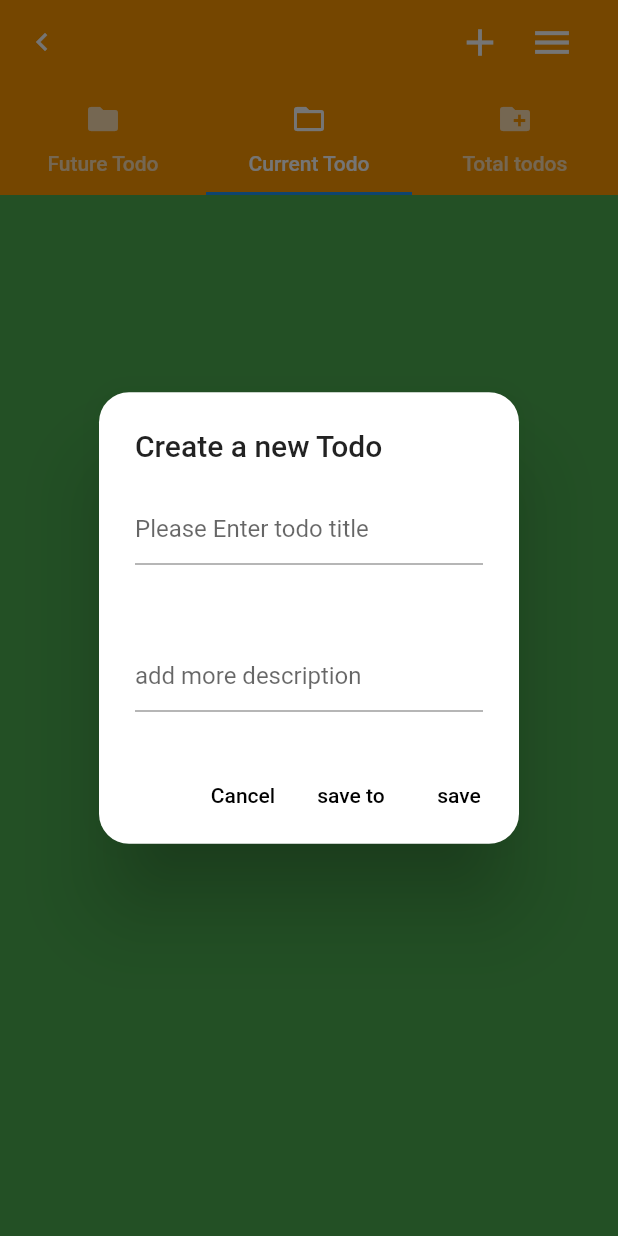
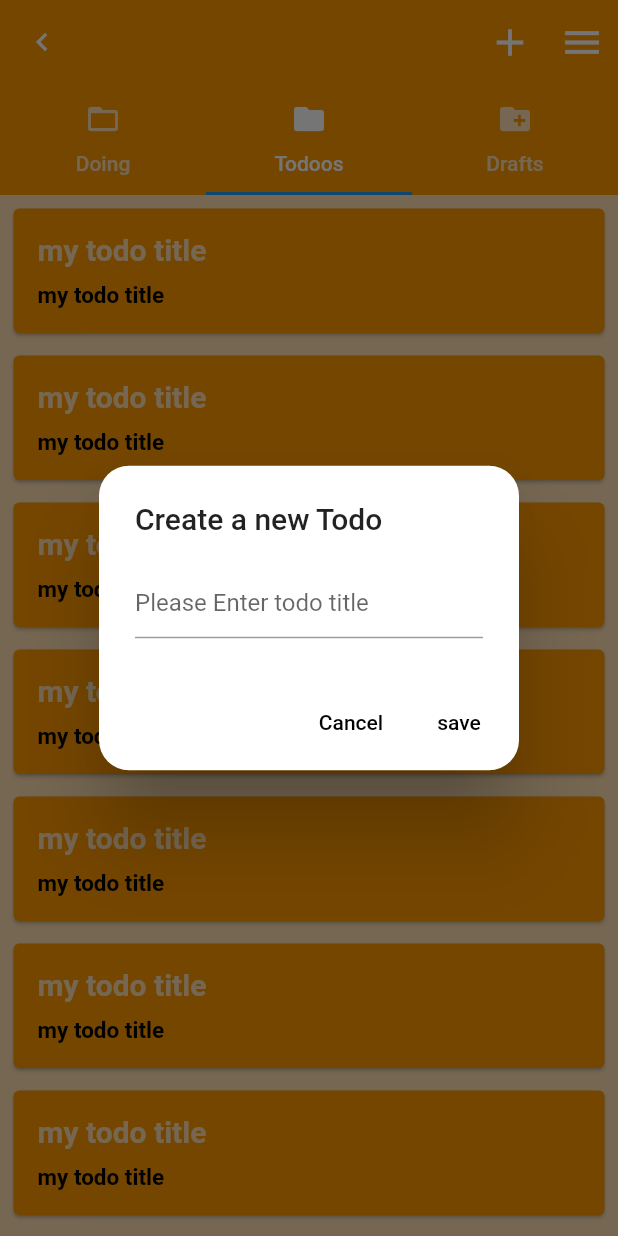
Before and after one commit to dewunmirokeeb/todo_app, a Flutter app: the TodoPage screen opened by its route, tab 2 chosen, after a tap on the "add" icon, on a phone screen of 412 x 824 dp. Run offline on Flutter 3.47's test engine with Material 2 defaults, Android fonts, the phone set to English and light mode, and no system bars; drawn by our look-alikes of flutter_slidable; our stand-ins replace google_fonts.

Commit message:
model_class_setup_and_includded

```diff
--- a/lib/methods/alertshowdialog.dart
+++ b/lib/methods/alertshowdialog.dart
@@ -3,7 +3,6 @@ import 'package:flutter/material.dart';
 Future<dynamic> alertdialogmethod(
   BuildContext context,
   TextEditingController todotitlecontroller,
-  TextEditingController moretodoinfocontroller,
 ) {
   return showDialog(
     barrierDismissible: false,
@@ -14,39 +13,15 @@ Future<dynamic> alertdialogmethod(
           borderRadius: BorderRadius.circular(20),
         ),
         title: const Text('Create a new Todo'),
-        content: SingleChildScrollView(
-          child: Column(
-            children: [
-              TextField(
-                controller: todotitlecontroller,
-                decoration: const InputDecoration(
-                  hintText: 'Please Enter todo title',
-                ),
+        content: Builder(
+          builder: (context) {
+            return TextField(
+              controller: todotitlecontroller,
+              decoration: const InputDecoration(
+                hintText: 'Please Enter todo title',
               ),
-              const SizedBox(
-                height: 50,
-              ),
-              ConstrainedBox(
-                constraints: const BoxConstraints(
-                  maxHeight: 300,
-                ),
-                child: Scrollbar(
-                  child: SingleChildScrollView(
-                    scrollDirection: Axis.vertical,
-                    reverse: true,
-                    child: TextField(
-                      textAlign: TextAlign.justify,
-                      maxLines: null,
-                      controller: moretodoinfocontroller,
-                      decoration: const InputDecoration(
-                        hintText: 'add more description',
-                      ),
-                    ),
-                  ),
-                ),
-              ),
-            ],
-          ),
+            );
+          },
         ),
         actions: [
           TextButton(
@@ -62,13 +37,6 @@ Future<dynamic> alertdialogmethod(
           ),
           TextButton(
             onPressed: () async {},
-            child: const Text('save to',
-                style: TextStyle(
-                  color: Colors.black,
-                )),
-          ),
-          TextButton(
-            onPressed: () async {},
             child: const Text(
               'save',
               style: TextStyle(
--- a/lib/models/todo.dart
+++ b/lib/models/todo.dart
@@ -1,13 +1,21 @@
+import 'package:flutter/rendering.dart';
+
+const String todotable = 'todo';
+
 class TodoFields {
   static const String username = 'username';
   static const String title = 'title';
   static const String done = 'done';
+  static const String doing = 'doing';
+  static const String starred = 'stared ';
   static const String created = 'created';
   static final List<String> allFields = [
     username,
     title,
     done,
+    doing,
     created,
+    starred,
   ];
 }
 
@@ -16,11 +24,42 @@ class Todo {
   final String title;
   bool done;
   final DateTime created;
+  bool starred;
+  bool doing;
 
   Todo({
     required this.username,
     required this.title,
     this.done = false,
     required this.created,
+    this.doing = false,
+    this.starred = false,
   });
+
+  Map<String, Object?> tojson() => {
+        TodoFields.username: username,
+        TodoFields.title: title,
+        TodoFields.created: created.toIso8601String(),
+        TodoFields.done: done ? 1 : 0,
+        TodoFields.starred: starred ? 1 : 0,
+        TodoFields.doing: doing ? 1 : 0,
+      };
+
+  static Todo fromjson(Map<String, Object?> json) => Todo(
+        username: json[TodoFields.username] as String,
+        title: json[TodoFields.title] as String,
+        created: DateTime.parse(json[TodoFields.created] as String),
+        done: json[TodoFields.done] == 1 ? true : false,
+        starred: json[TodoFields.starred] == 1 ? true : false,
+        doing: json[TodoFields.doing] == 1 ? true : false,
+      );
+
+  @override
+  bool operator ==(covariant Todo todo) {
+    return (username == todo.username) &&
+        (title.toUpperCase().compareTo(todo.title.toUpperCase()) == 0);
+  }
+
+  @override
+  int get hashCode => hashValues(username, title);
 }
--- a/lib/models/user.dart
+++ b/lib/models/user.dart
@@ -1,3 +1,5 @@
+const String usertable = 'user';
+
 class UserFields {
   static const String username = 'username';
   static const String name = 'name';
@@ -9,10 +11,20 @@ class UserFields {
 
 class User {
   final String username;
-  final String name;
+  String name;
 
   User({
     required this.username,
     required this.name,
   });
+
+  Map<String, Object?> tojson() => {
+        UserFields.username: username,
+        UserFields.name: name,
+      };
+
+  static User fromjson(Map<String, Object?> json) => User(
+        username: json[UserFields.username] as String,
+        name: json[UserFields.name] as String,
+      );
 }
--- a/lib/pages/current_todo.dart
+++ /dev/null
@@ -1,14 +0,0 @@
-import 'package:flutter/material.dart';
-
-class CurrentTodo extends StatelessWidget {
-  const CurrentTodo({Key? key}) : super(key: key);
-
-  @override
-  Widget build(BuildContext context) {
-    return Container(
-      width: 500,
-      height: 500,
-      color: Colors.green,
-    );
-  }
-}
--- a/lib/pages/drafts_todo.dart
+++ b/lib/pages/doing.dart
@@ -1,14 +1,14 @@
 import 'package:flutter/material.dart';
 
-class DraftTodo extends StatelessWidget {
-  const DraftTodo({Key? key}) : super(key: key);
+class DoingTodo extends StatelessWidget {
+  const DoingTodo({Key? key}) : super(key: key);
 
   @override
   Widget build(BuildContext context) {
     return Container(
       width: 500,
       height: 500,
-      color: Colors.blue,
+      color: Colors.green,
     );
   }
 }
--- a/lib/pages/total_todos.dart
+++ b/lib/pages/donetodos.dart
@@ -1,7 +1,7 @@
 import 'package:flutter/material.dart';
 
-class TotalTodos extends StatelessWidget {
-  const TotalTodos({Key? key}) : super(key: key);
+class DoneTodo extends StatelessWidget {
+  const DoneTodo({Key? key}) : super(key: key);
 
   @override
   Widget build(BuildContext context) {
--- /dev/null
+++ b/lib/pages/draftstodo.dart
@@ -0,0 +1,12 @@
+import 'package:flutter/material.dart';
+
+class DraftTodos extends StatelessWidget {
+  const DraftTodos({Key? key}) : super(key: key);
+
+  @override
+  Widget build(BuildContext context) {
+    return Container(
+      color: Colors.red,
+    );
+  }
+}
--- a/lib/pages/future_todo.dart
+++ /dev/null
@@ -1,17 +0,0 @@
-import 'package:flutter/material.dart';
-
-class FutureTodo extends StatelessWidget {
-  const FutureTodo({Key? key}) : super(key: key);
-
-  @override
-  Widget build(BuildContext context) {
-    return Expanded(
-      child: ListView.builder(
-        itemCount: 1,
-        itemBuilder: (context, index) {
-          return const Text('hello');
-        },
-      ),
-    );
-  }
-}
--- a/lib/pages/todopage.dart
+++ b/lib/pages/todopage.dart
@@ -1,10 +1,10 @@
-import 'package:eventscheduler/pages/current_todo.dart';
-import 'package:eventscheduler/pages/future_todo.dart';
-import 'package:eventscheduler/pages/total_todos.dart';
+import 'package:eventscheduler/pages/doing.dart';
+import 'package:eventscheduler/pages/todos.dart';
+import 'package:eventscheduler/pages/draftstodo.dart';
 import 'package:flutter/material.dart';
 import '../constants/colorconstants.dart';
 import '../methods/alertshowdialog.dart';
-import '../models/user_profile.dart';
+import '../widgets/user_profile.dart';
 
 class TodoPage extends StatefulWidget {
   const TodoPage({Key? key}) : super(key: key);
@@ -15,18 +15,15 @@ class TodoPage extends StatefulWidget {
 
 class _TodoPageState extends State<TodoPage> {
   late TextEditingController todotitlecontroller;
-  late TextEditingController moretodoinfocontroller;
   @override
   void initState() {
     super.initState();
     todotitlecontroller = TextEditingController();
-    moretodoinfocontroller = TextEditingController();
   }
 
   @override
   void dispose() {
     todotitlecontroller.dispose();
-    moretodoinfocontroller.dispose();
     super.dispose();
   }
 
@@ -34,7 +31,7 @@ class _TodoPageState extends State<TodoPage> {
   Widget build(BuildContext context) {
     return DefaultTabController(
       length: 3,
-      initialIndex: 2,
+      initialIndex: 0,
       child: Scaffold(
         appBar: AppBar(
           backgroundColor: Constantcolors.mainappbackgroundcolor1,
@@ -54,7 +51,6 @@ class _TodoPageState extends State<TodoPage> {
                     alertdialogmethod(
                       context,
                       todotitlecontroller,
-                      moretodoinfocontroller,
                     );
                   },
                   icon: const Icon(
@@ -75,9 +71,6 @@ class _TodoPageState extends State<TodoPage> {
                     ),
                   );
                 }),
-                const SizedBox(
-                  width: 20,
-                )
               ],
             ),
           ],
@@ -85,30 +78,30 @@ class _TodoPageState extends State<TodoPage> {
             tabs: [
               Tab(
                 icon: Icon(
-                  Icons.folder,
+                  Icons.folder_open,
                 ),
-                text: 'Future Todo',
+                text: 'Doing',
               ),
               Tab(
                 icon: Icon(
-                  Icons.folder_open,
+                  Icons.folder,
                 ),
-                text: 'Current Todo',
+                text: 'Todoos',
               ),
               Tab(
                 icon: Icon(
                   Icons.create_new_folder,
                 ),
-                text: 'Total todos',
+                text: 'Drafts',
               ),
             ],
           ),
         ),
         body: const TabBarView(
           children: [
-            FutureTodo(),
-            CurrentTodo(),
-            TotalTodos(),
+            DoingTodo(),
+            TodosTodo(),
+            DraftTodos(),
           ],
         ),
         endDrawer: const UserProfile(),
--- /dev/null
+++ b/lib/pages/todos.dart
@@ -0,0 +1,94 @@
+import 'package:eventscheduler/constants/colorconstants.dart';
+import 'package:flutter/material.dart';
+import 'package:flutter_slidable/flutter_slidable.dart';
+
+import '../models/todo.dart';
+
+class TodosTodo extends StatelessWidget {
+  const TodosTodo({Key? key}) : super(key: key);
+
+  @override
+  Widget build(BuildContext context) {
+    return Expanded(
+      child: ListView.builder(
+        itemCount: 10,
+        itemBuilder: (context, index) {
+          return Padding(
+            padding: const EdgeInsets.fromLTRB(5, 5, 5, 2),
+            child: TodoCard(
+              todo: Todo(
+                username: 'Rokeeb',
+                title: 'my todo title',
+                created: DateTime.now(),
+              ),
+            ),
+          );
+        },
+      ),
+    );
+  }
+}
+
+class TodoCard extends StatelessWidget {
+  final Todo todo;
+  const TodoCard({required this.todo, Key? key}) : super(key: key);
+
+  @override
+  Widget build(BuildContext context) {
+    return Slidable(
+        endActionPane: ActionPane(
+          motion: const ScrollMotion(),
+          children: [
+            SlidableAction(
+              onPressed: (context) => 3,
+              backgroundColor: Colors.green,
+              foregroundColor: Colors.white,
+              icon: Icons.domain,
+              label: 'move to doing',
+            ),
+            SlidableAction(
+              onPressed: (context) => 3,
+              backgroundColor: Colors.yellow,
+              foregroundColor: Colors.white,
+              icon: Icons.star,
+              label: 'Star',
+            ),
+            SlidableAction(
+              onPressed: (context) => 3,
+              backgroundColor: Colors.red,
+              foregroundColor: Colors.white,
+              icon: Icons.delete,
+              label: 'Delete',
+            ),
+          ],
+        ),
+        child: Card(
+          color: Constantcolors.mainappbackgroundcolor1,
+          child: Padding(
+            padding: const EdgeInsets.all(16.0),
+            child: Column(
+              crossAxisAlignment: CrossAxisAlignment.stretch,
+              children: [
+                Text(
+                  todo.title,
+                  style: const TextStyle(
+                      color: Colors.white70,
+                      fontSize: 20,
+                      fontWeight: FontWeight.bold),
+                ),
+                const SizedBox(
+                  height: 10,
+                ),
+                Text(
+                  todo.title,
+                  style: const TextStyle(
+                      color: Colors.black,
+                      fontSize: 15,
+                      fontWeight: FontWeight.bold),
+                ),
+              ],
+            ),
+          ),
+        ));
+  }
+}
--- a/lib/routes/routes.dart
+++ b/lib/routes/routes.dart
@@ -1,5 +1,5 @@
 import 'package:eventscheduler/aboutdeveloper.dart';
-import 'package:eventscheduler/pages/drafts_todo.dart';
+import 'package:eventscheduler/pages/donetodos.dart';
 import 'package:eventscheduler/pages/settingspage.dart';
 import 'package:eventscheduler/pages/starred_todos.dart';
 import 'package:eventscheduler/pages/trash_todos.dart';
@@ -14,7 +14,7 @@ class RouteManager {
   static const String registerpage = '/RegisterPage';
   static const String todopage = '/RegisterPage/TodoPage';
   static const String starredtodopage = '/RegisterPage/TodoPage/starredtodo';
-  static const String drafttodopage = '/RegisterPage/TodoPage/drafttodo';
+  static const String donetodopage = '/RegisterPage/TodoPage/drafttodo';
   static const String trashtodopage = '/RegisterPage/TodoPage/trashtodo';
   static const String aboutdeveloperpage =
       '/RegisterPage/TodoPage/aboutdeveloper';
@@ -38,9 +38,9 @@ class RouteManager {
         return MaterialPageRoute(
           builder: (context) => const StarredTodo(),
         );
-      case drafttodopage:
+      case donetodopage:
         return MaterialPageRoute(
-          builder: (context) => const DraftTodo(),
+          builder: (context) => const DoneTodo(),
         );
       case trashtodopage:
         return MaterialPageRoute(
--- /dev/null
+++ b/lib/services/todoservice.dart
@@ -0,0 +1,3 @@
+import 'package:flutter/material.dart';
+
+class TodoService with ChangeNotifier {}
--- /dev/null
+++ b/lib/services/user_service.dart
@@ -0,0 +1,13 @@
+import 'package:flutter/material.dart';
+
+class UserService with ChangeNotifier {
+  String getHumanReadableError(String message) {
+    if (message.contains('UNIQUE constraint fail')) {
+      return 'This user already exist in the data base, please choose a new user name';
+    }
+    if (message.contains('not found in the data ase')) {
+      return 'The user does not exist in the database. please regster first';
+    }
+    return message;
+  }
+}
--- /dev/null
+++ b/lib/widgets/dialog.dart
@@ -0,0 +1,14 @@
+import 'package:flutter/material.dart';
+
+void showsnackbar(BuildContext context, String message) {
+  final snackBar = SnackBar(
+    duration: const Duration(microseconds: 1200),
+    elevation: 10,
+    shape: const RoundedRectangleBorder(
+      borderRadius: BorderRadius.only(
+          topLeft: Radius.circular(5), topRight: Radius.circular(5)),
+    ),
+    content: Text(message),
+  );
+  ScaffoldMessenger.of(context).showSnackBar(snackBar);
+}
--- a/lib/models/user_profile.dart
+++ b/lib/widgets/user_profile.dart
@@ -1,5 +1,5 @@
-import 'package:eventscheduler/models/todopagedrawertile.dart.dart';
 import 'package:eventscheduler/routes/routes.dart';
+import 'package:eventscheduler/widgets/todopagedrawertile.dart.dart';
 import 'package:flutter/material.dart';
 import 'package:google_fonts/google_fonts.dart';
 import '../widgets/appbutton.dart';
@@ -55,11 +55,11 @@ class UserProfile extends StatelessWidget {
                         },
                       ),
                       TodoPageDrawerTile(
-                        icon: Icons.drafts_sharp,
-                        tiletitle: 'Drafts',
+                        icon: Icons.done,
+                        tiletitle: 'Done',
                         onTapp: () {
                           Navigator.of(context).pushNamed(
-                            RouteManager.drafttodopage,
+                            RouteManager.donetodopage,
                           );
                         },
                       ),
```
Also changed, not shown: lib/widgets/appprogressindicator.dart (renamed from lib/models/appprogressindicator.dart), lib/widgets/todopagedrawertile.dart.dart (renamed from lib/models/todopagedrawertile.dart.dart).
